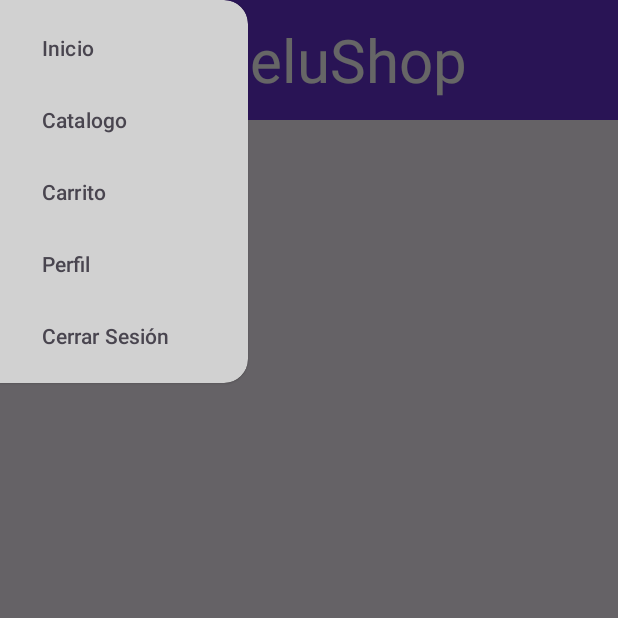
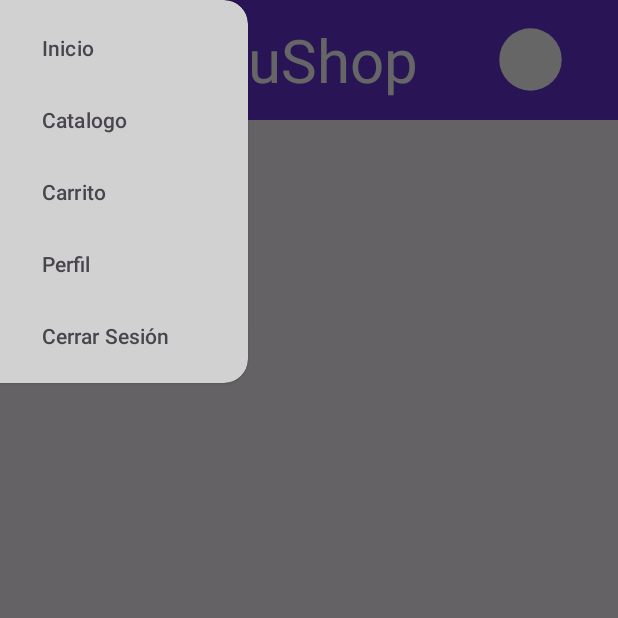
Before and after one commit to AngelFireDev/APP_CeluShop, an Android app: the MainActivity screen opened directly, with no data from a screen before it, with the side drawer open, on a phone screen of 412 x 824 dp, the top half of it. Run offline under Robolectric (Android 15) with nearby library versions, the phone set to English and light mode, and no system bars.

Commit message:
Pequeño cambio de estilo al menu

```diff
--- /dev/null
+++ b/app/src/main/res/drawable/ic_menu2.xml
@@ -0,0 +1,17 @@
+<?xml version="1.0" encoding="utf-8"?>
+<vector xmlns:android="http://schemas.android.com/apk/res/android"
+    android:width="24dp"
+    android:height="24dp"
+    android:viewportHeight="24"
+    android:viewportWidth="24">
+
+    <!-- Menu Hamburguesa -->
+    <path
+        android:pathData="M12,12 L12,12"
+        android:strokeColor="@color/white"
+        android:strokeWidth="20"
+        android:strokeLineCap="round"
+        />
+
+
+</vector>
--- a/app/src/main/res/layout/activity_main.xml
+++ b/app/src/main/res/layout/activity_main.xml
@@ -21,14 +21,6 @@
             android:background="@color/background_activities">
 
             <ImageView
-                android:id="@+id/ic_menu"
-                android:layout_width="50dp"
-                android:layout_height="50dp"
-                android:src="@drawable/ic_menu"
-                android:layout_marginStart="15dp"
-                />
-
-            <ImageView
                 android:id="@+id/icono"
                 android:layout_width="50dp"
                 android:layout_height="50dp"
@@ -37,13 +29,23 @@
                 />
 
             <TextView
-                android:layout_width="match_parent"
+                android:layout_width="wrap_content"
                 android:layout_height="wrap_content"
                 android:text="@string/app_name"
                 android:textColor="@color/white"
                 android:layout_marginStart="15dp"
                 android:textSize="40dp"
                 />
+
+            <ImageView
+                android:id="@+id/ic_menu"
+                android:layout_width="50dp"
+                android:layout_height="50dp"
+                android:src="@drawable/ic_menu2"
+                android:layout_marginStart="50dp"
+                />
+
+
 
 
         </LinearLayout>
--- a/app/src/main/res/values-night/colors.xml
+++ b/app/src/main/res/values-night/colors.xml
@@ -1,4 +1,6 @@
 <?xml version="1.0" encoding="utf-8"?>
 <resources>
     <color name="background_activities">#6A5ACD</color>
+    <color name="black">#FF000000</color>
+    <color name="white">#FFFFFFFF</color>
 </resources>
```
Also changed, not shown: app/src/main/res/drawable/celushop_icono_dark.png (added).
